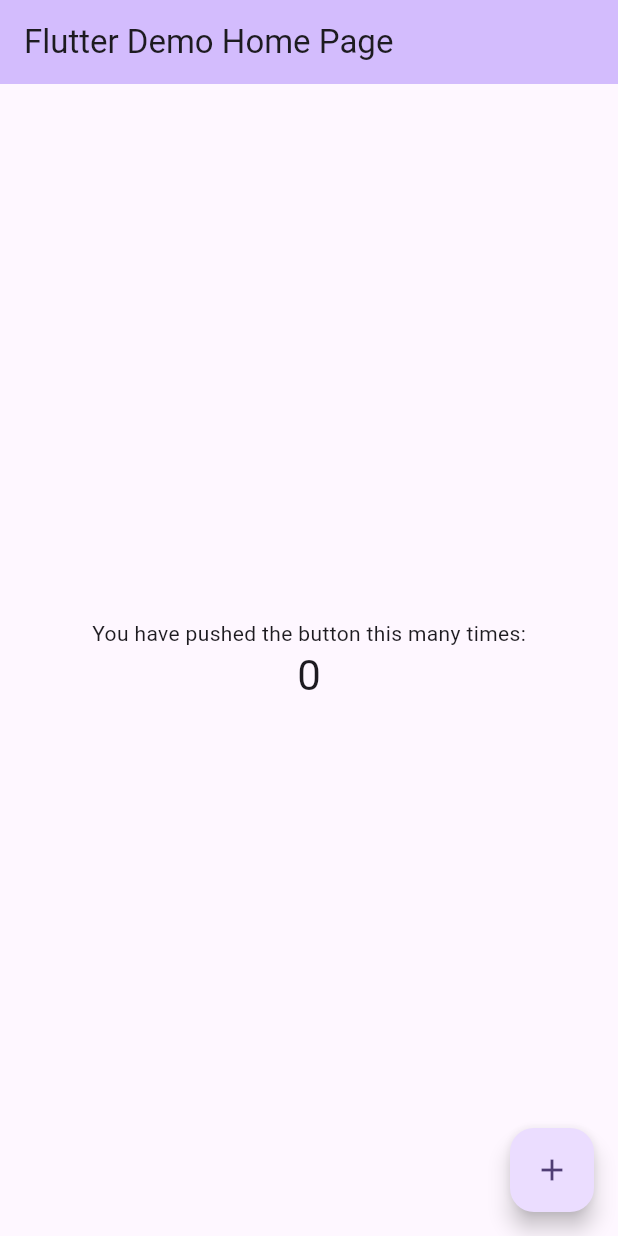
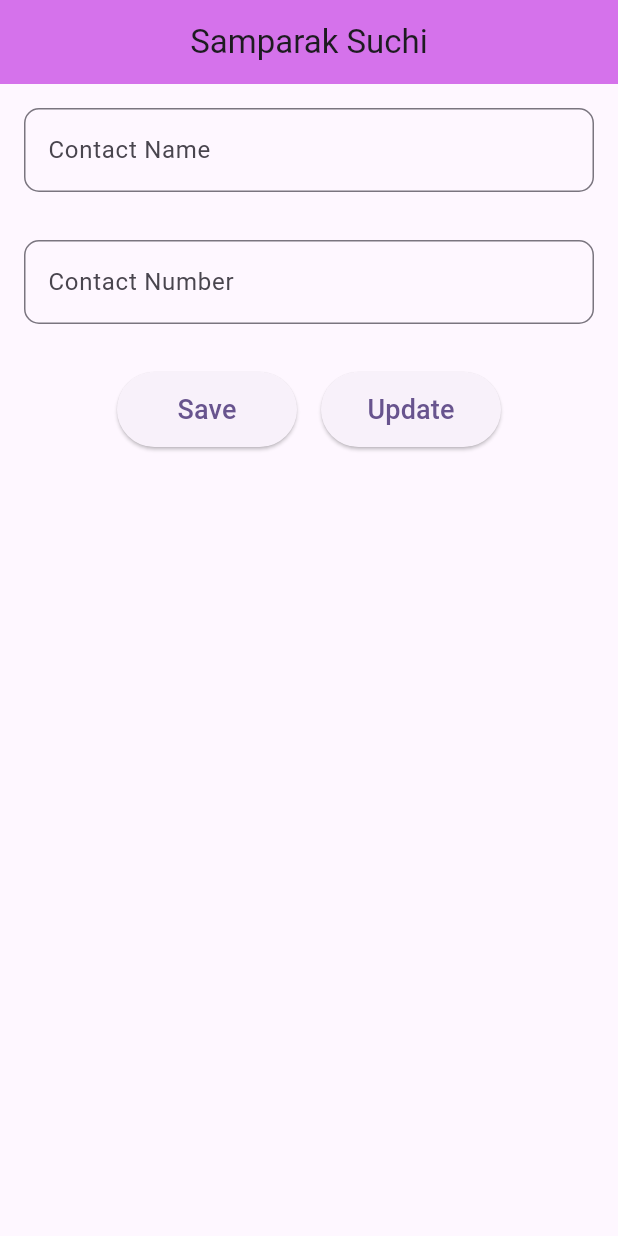
Before and after one commit to harsh23079/Contact_List, a Flutter app: the screen it shows after launch, on a phone screen of 412 x 824 dp. Run offline on Flutter 3.47's test engine with Material 2 defaults, Android fonts, the phone set to English and light mode, and no system bars.

Commit message:
textfield and buttons of homepage

```diff
--- /dev/null
+++ b/lib/home_page.dart
@@ -0,0 +1,79 @@
+import 'package:flutter/material.dart';
+
+class HomePage extends StatefulWidget {
+  const HomePage({super.key});
+
+  @override
+  State<HomePage> createState() => _HomePageState();
+}
+
+class _HomePageState extends State<HomePage> {
+  @override
+  Widget build(BuildContext context) {
+    return Scaffold(
+      appBar: AppBar(
+        backgroundColor: Color.fromARGB(255, 213, 114, 235),
+        centerTitle: true,
+        title: const Text(
+          'Samparak Suchi',
+        ),
+      ),
+      body: Center(
+          child: Column(
+        children: [
+          Padding(
+            padding: EdgeInsets.all(16.0),
+            child: TextField(
+              decoration: InputDecoration(
+                hintText: 'Contact Name',
+                border: OutlineInputBorder(
+                  borderRadius: BorderRadius.circular(10.0),
+                ),
+              ),
+            ),
+          ),
+          Padding(
+            padding: EdgeInsets.all(16.0),
+            child: TextField(
+              decoration: InputDecoration(
+                hintText: 'Contact Number',
+                border: OutlineInputBorder(
+                  borderRadius: BorderRadius.circular(10.0),
+                ),
+              ),
+            ),
+          ),
+          Padding(
+            padding: EdgeInsets.all(16.0),
+            child: Row(mainAxisAlignment: MainAxisAlignment.center, children: [
+              Container(
+                width: 120.0,
+                height: 50, // Set the width for the Save button
+                child: ElevatedButton(
+                  onPressed: () {
+                    // TODO: Add save button logic
+                  },
+                  child: Text('Save', style: TextStyle(fontSize: 18)),
+                ),
+              ),
+              SizedBox(width: 16.0),
+              Container(
+                width: 120.0,
+                height: 50, // Set the width for the Update button
+                child: ElevatedButton(
+                  onPressed: () {
+                    // TODO: Add update button logic
+                  },
+                  child: Text(
+                    'Update',
+                    style: TextStyle(fontSize: 18),
+                  ),
+                ),
+              ),
+            ]),
+          )
+        ],
+      )),
+    );
+  }
+}
--- a/lib/main.dart
+++ b/lib/main.dart
@@ -1,4 +1,6 @@
 import 'package:flutter/material.dart';
+
+import 'home_page.dart';
 
 void main() {
   runApp(const MyApp());
@@ -11,115 +13,13 @@ class MyApp extends StatelessWidget {
   @override
   Widget build(BuildContext context) {
     return MaterialApp(
+      debugShowCheckedModeBanner: false,
       title: 'Flutter Demo',
       theme: ThemeData(
-        // This is the theme of your application.
-        //
-        // TRY THIS: Try running your application with "flutter run". You'll see
-        // the application has a blue toolbar. Then, without quitting the app,
-        // try changing the seedColor in the colorScheme below to Colors.green
-        // and then invoke "hot reload" (save your changes or press the "hot
-        // reload" button in a Flutter-supported IDE, or press "r" if you used
-        // the command line to start the app).
-        //
-        // Notice that the counter didn't reset back to zero; the application
-        // state is not lost during the reload. To reset the state, use hot
-        // restart instead.
-        //
-        // This works for code too, not just values: Most code changes can be
-        // tested with just a hot reload.
         colorScheme: ColorScheme.fromSeed(seedColor: Colors.deepPurple),
         useMaterial3: true,
       ),
-      home: const MyHomePage(title: 'Flutter Demo Home Page'),
+      home: const HomePage(),
     );
   }
 }
-
-class MyHomePage extends StatefulWidget {
-  const MyHomePage({super.key, required this.title});
-
-  // This widget is the home page of your application. It is stateful, meaning
-  // that it has a State object (defined below) that contains fields that affect
-  // how it looks.
-
-  // This class is the configuration for the state. It holds the values (in this
-  // case the title) provided by the parent (in this case the App widget) and
-  // used by the build method of the State. Fields in a Widget subclass are
-  // always marked "final".
-
-  final String title;
-
-  @override
-  State<MyHomePage> createState() => _MyHomePageState();
-}
-
-class _MyHomePageState extends State<MyHomePage> {
-  int _counter = 0;
-
-  void _incrementCounter() {
-    setState(() {
-      // This call to setState tells the Flutter framework that something has
-      // changed in this State, which causes it to rerun the build method below
-      // so that the display can reflect the updated values. If we changed
-      // _counter without calling setState(), then the build method would not be
-      // called again, and so nothing would appear to happen.
-      _counter++;
-    });
-  }
-
-  @override
-  Widget build(BuildContext context) {
-    // This method is rerun every time setState is called, for instance as done
-    // by the _incrementCounter method above.
-    //
-    // The Flutter framework has been optimized to make rerunning build methods
-    // fast, so that you can just rebuild anything that needs updating rather
-    // than having to individually change instances of widgets.
-    return Scaffold(
-      appBar: AppBar(
-        // TRY THIS: Try changing the color here to a specific color (to
-        // Colors.amber, perhaps?) and trigger a hot reload to see the AppBar
-        // change color while the other colors stay the same.
-        backgroundColor: Theme.of(context).colorScheme.inversePrimary,
-        // Here we take the value from the MyHomePage object that was created by
-        // the App.build method, and use it to set our appbar title.
-        title: Text(widget.title),
-      ),
-      body: Center(
-        // Center is a layout widget. It takes a single child and positions it
-        // in the middle of the parent.
-        child: Column(
-          // Column is also a layout widget. It takes a list of children and
-          // arranges them vertically. By default, it sizes itself to fit its
-          // children horizontally, and tries to be as tall as its parent.
-          //
-          // Column has various properties to control how it sizes itself and
-          // how it positions its children. Here we use mainAxisAlignment to
-          // center the children vertically; the main axis here is the vertical
-          // axis because Columns are vertical (the cross axis would be
-          // horizontal).
-          //
-          // TRY THIS: Invoke "debug painting" (choose the "Toggle Debug Paint"
-          // action in the IDE, or press "p" in the console), to see the
-          // wireframe for each widget.
-          mainAxisAlignment: MainAxisAlignment.center,
-          children: <Widget>[
-            const Text(
-              'You have pushed the button this many times:',
-            ),
-            Text(
-              '$_counter',
-              style: Theme.of(context).textTheme.headlineMedium,
-            ),
-          ],
-        ),
-      ),
-      floatingActionButton: FloatingActionButton(
-        onPressed: _incrementCounter,
-        tooltip: 'Increment',
-        child: const Icon(Icons.add),
-      ), // This trailing comma makes auto-formatting nicer for build methods.
-    );
-  }
-}
```
Also changed, not shown: 101 other files.
